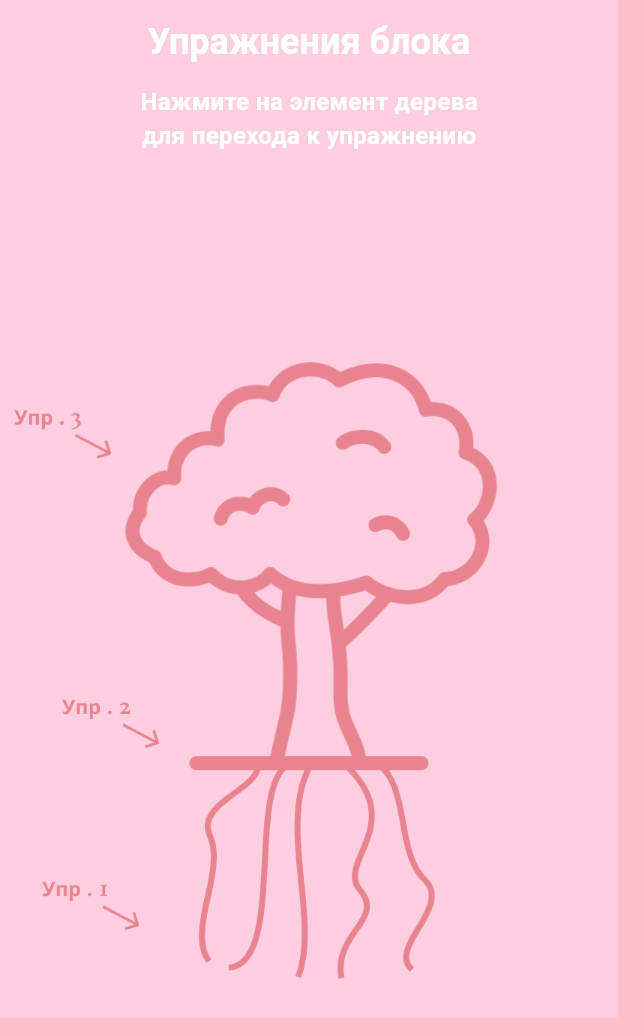
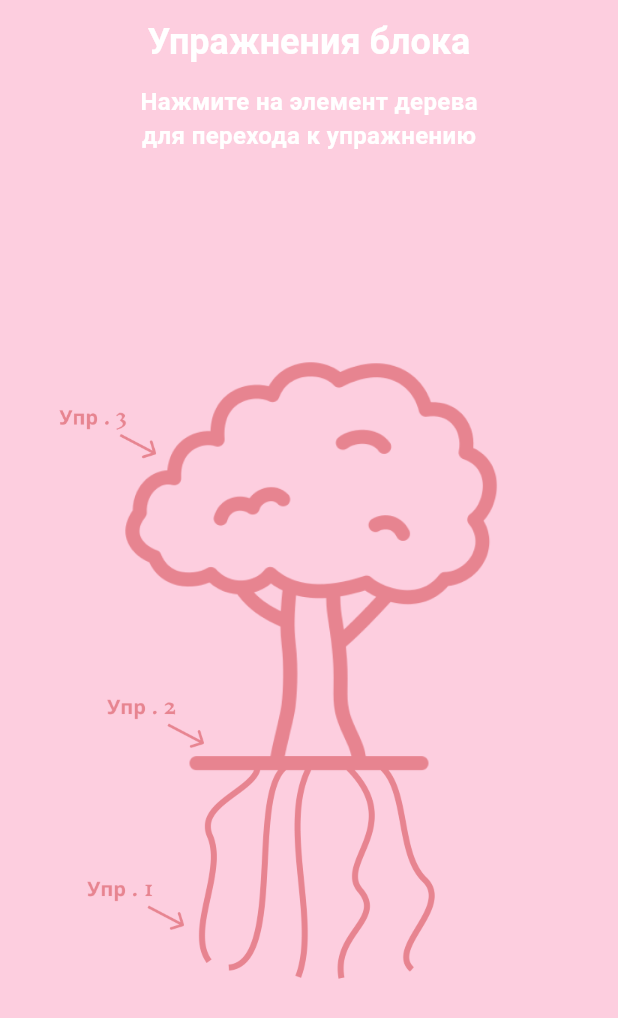
Before and after one commit to horekDEV/self_love, a Flutter app: the TaskPage screen opened by its route, on a phone screen of 412 x 824 dp. Shown: the top 1018 px of the screen. Run offline on Flutter 3.47's test engine with Material 3 defaults, Android fonts, the phone set to English and light mode, and no system bars; our stand-ins replace carousel_slider, fl_chart, flutter_svg, fluttertoast; missing offline and left inert: re_svg; project files that could hold a hidden picture were left out; key blocks and very long unbroken strings in the code were emptied for the run.

Commit message:
fix ui overflow

```diff
--- a/lib/pages/main/main_page.dart
+++ b/lib/pages/main/main_page.dart
@@ -255,7 +255,7 @@ class _MainPageState extends State<MainPage> {
                     CarouselSlider.builder(
                       itemCount: carouselImages.length,
                       options: CarouselOptions(
-                        height: 310,
+                        height: 250,
                         enlargeCenterPage: true,
                         enableInfiniteScroll: true,
                         autoPlay: false,
@@ -280,7 +280,7 @@ class _MainPageState extends State<MainPage> {
                             mainAxisAlignment: MainAxisAlignment.spaceEvenly,
                             children: [
                               SizedBox(
-                                height: 150,
+                                height: 120,
                                 child: Image.asset(
                                   carouselImages[index],
                                   fit: BoxFit.cover
--- a/lib/pages/task_activity/task_page.dart
+++ b/lib/pages/task_activity/task_page.dart
@@ -59,28 +59,28 @@ class _TaskPageState extends State<TaskPage> {
               GestureDetector(
                 child: Container(
                   width: 260, height: 170,
-                  decoration: const BoxDecoration(color: Colors.transparent)
+                  decoration: const BoxDecoration(color: Color.fromARGB(0, 195, 198, 6))
                 ),
                 onTap: () => Navigator.of(context).push(MaterialPageRoute(builder: (context) => const TaskScreen3()))
               ),
                GestureDetector(
                 child: Container(
                   width: 90, height: 110,
-                  decoration: const BoxDecoration(color: Colors.transparent)
+                  decoration: const BoxDecoration(color: Color.fromARGB(0, 186, 54, 54))
                 ),
                 onTap: () => Navigator.of(context).push(MaterialPageRoute(builder: (context) => const TaskScreen2()))
               ),
               GestureDetector(
                 child: Container(
                   width: 180, height: 150,
-                  decoration: const BoxDecoration(color: Colors.transparent)
+                  decoration: const BoxDecoration(color: Color.fromARGB(0, 38, 93, 195))
                 ),
                 onTap: () => Navigator.of(context).push(MaterialPageRoute(builder: (context) => const TaskScreen1()))
               )
             ]
           )),
           Padding(
-            padding: EdgeInsets.only(right: MediaQuery.of(context).size.width / 2 + 100),
+            padding: EdgeInsets.only(right: MediaQuery.of(context).size.width / 2 + 70),
             child: Row(
               mainAxisAlignment: MainAxisAlignment.end,
               crossAxisAlignment: CrossAxisAlignment.center,
```
